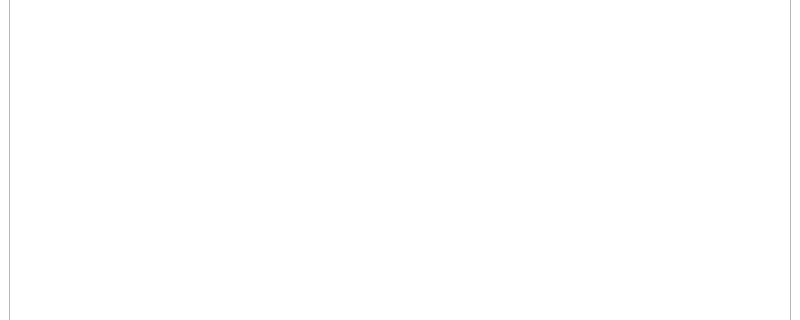
The window that mainwindow.ui (Rokli/QtProject) describes before a commit, drawn with Qt 5; both pictures show x 0 to 800 and y 98 to 418 of the 800 by 504 pixel window.
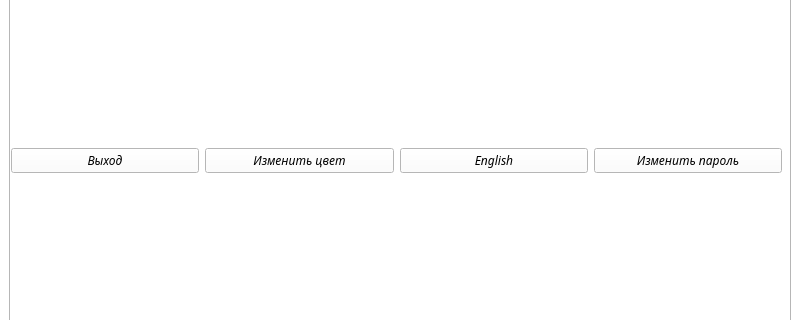
The same window after the commit. The open tabs and pages were chosen to show the change.

Commit message: add translate on english

```diff
--- a/mainwindow.ui
+++ b/mainwindow.ui
@@ -1440,6 +1440,46 @@
        <attribute name="title">
         <string>Разное</string>
        </attribute>
+       <widget class="QWidget" name="">
+        <property name="geometry">
+         <rect>
+          <x>0</x>
+          <y>10</y>
+          <width>771</width>
+          <height>421</height>
+         </rect>
+        </property>
+        <layout class="QHBoxLayout" name="horizontalLayout_5">
+         <item>
+          <widget class="QPushButton" name="exitSundry">
+           <property name="text">
+            <string>Выход</string>
+           </property>
+          </widget>
+         </item>
+         <item>
+          <widget class="QPushButton" name="colorSundry">
+           <property name="text">
+            <string>Изменить цвет</string>
+           </property>
+          </widget>
+         </item>
+         <item>
+          <widget class="QPushButton" name="ragSundry">
+           <property name="text">
+            <string>English</string>
+           </property>
+          </widget>
+         </item>
+         <item>
+          <widget class="QPushButton" name="changeSundry">
+           <property name="text">
+            <string>Изменить пароль</string>
+           </property>
+          </widget>
+         </item>
+        </layout>
+       </widget>
       </widget>
       <widget class="QWidget" name="commandTab">
        <attribute name="title">
```
Left out of the diff: 34 changed lines with no effect on the pictures. The commit also changes 12 other files.
